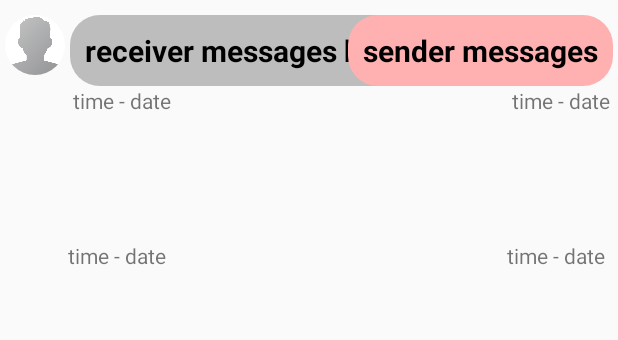
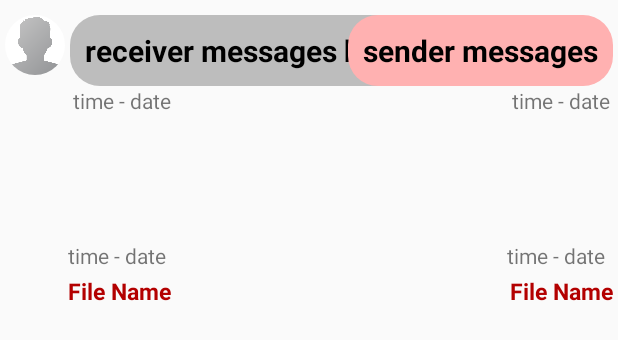
Before and after one commit to gauravraj0510/PopChat, an Android app: the layout custom_messages_layout.xml on its own in the app's theme, with its tools: preview values and no code run, on a phone screen of 412 x 824 dp. Shown: the top 340 px of the screen. Run offline under Robolectric (Android 15) with nearby library versions, the phone set to English and light mode, and no system bars.

Commit message:
display name of documents added

```diff
--- a/app/src/main/java/com/example/popchat/MessageAdapter.java
+++ b/app/src/main/java/com/example/popchat/MessageAdapter.java
@@ -80,6 +80,9 @@ public class MessageAdapter extends RecyclerView.Adapter<MessageAdapter.MessageV
         holder.senderMessageText.setVisibility(View.GONE);
         holder.imageSenderDateTime.setVisibility(View.GONE);
         holder.imageReceiverDateTime.setVisibility(View.GONE);
+        holder.senderFileName.setVisibility(View.INVISIBLE);
+        holder.receiverFileName.setVisibility(View.INVISIBLE);
+
 
         if(fromMessageType.equals("text")){
 
@@ -139,6 +142,9 @@ public class MessageAdapter extends RecyclerView.Adapter<MessageAdapter.MessageV
                 holder.imageSenderDateTime.setVisibility(View.VISIBLE);
                 holder.imageSenderDateTime.setText(messages.getTime()+" - "+messages.getDate());
 
+                holder.senderFileName.setVisibility(View.VISIBLE);
+                holder.senderFileName.setText(messages.getName());
+
                 holder.messageSenderPicture.setVisibility(View.VISIBLE);
                 holder.messageSenderPicture.setBackgroundResource(R.drawable.file);
                 holder.itemView.setOnClickListener(new View.OnClickListener() {
@@ -155,6 +161,9 @@ public class MessageAdapter extends RecyclerView.Adapter<MessageAdapter.MessageV
 
                 holder.imageReceiverDateTime.setVisibility(View.VISIBLE);
                 holder.imageReceiverDateTime.setText(messages.getTime()+" - "+messages.getDate());
+
+                holder.receiverFileName.setVisibility(View.VISIBLE);
+                holder.receiverFileName.setText(messages.getName());
 
                 holder.receiverProfileImage.setVisibility(View.VISIBLE);
                 holder.messageReceiverPicture.setVisibility(View.VISIBLE);
@@ -184,6 +193,7 @@ public class MessageAdapter extends RecyclerView.Adapter<MessageAdapter.MessageV
     public class MessageViewHolder extends RecyclerView.ViewHolder{
 
         public TextView senderMessageText, receiverMessageText, senderDateTime, receiverDateTime, imageSenderDateTime, imageReceiverDateTime;
+        public TextView senderFileName, receiverFileName;
         public CircleImageView receiverProfileImage;
         public ImageView messageSenderPicture, messageReceiverPicture;
 
@@ -199,6 +209,8 @@ public class MessageAdapter extends RecyclerView.Adapter<MessageAdapter.MessageV
             receiverDateTime = itemView.findViewById(R.id.receiver_date_time);
             imageReceiverDateTime = itemView.findViewById(R.id.files_receiver_date_time);
             imageSenderDateTime = itemView.findViewById(R.id.files_sender_date_time);
+            senderFileName = itemView.findViewById(R.id.sender_file_name);
+            receiverFileName = itemView.findViewById(R.id.receiver_file_name);
         }
     }
 
--- a/app/src/main/res/layout/custom_messages_layout.xml
+++ b/app/src/main/res/layout/custom_messages_layout.xml
@@ -111,4 +111,29 @@
         android:text="time - date"
         />
 
+    <TextView
+        android:id="@+id/receiver_file_name"
+        android:layout_width="wrap_content"
+        android:layout_height="wrap_content"
+        android:layout_below="@+id/files_receiver_date_time"
+        android:layout_alignStart="@+id/files_receiver_date_time"
+        android:layout_marginTop="3dp"
+        android:text="File Name"
+        android:textColor="@color/colorPrimaryDark"
+        android:textSize="15sp"
+        android:textStyle="bold" />
+
+    <TextView
+        android:id="@+id/sender_file_name"
+        android:layout_width="wrap_content"
+        android:layout_height="wrap_content"
+        android:layout_below="@+id/files_sender_date_time"
+        android:layout_alignParentEnd="true"
+        android:layout_marginTop="3dp"
+        android:layout_marginEnd="3dp"
+        android:text="File Name"
+        android:textColor="@color/colorPrimaryDark"
+        android:textSize="15sp"
+        android:textStyle="bold" />
+
 </RelativeLayout>
```
